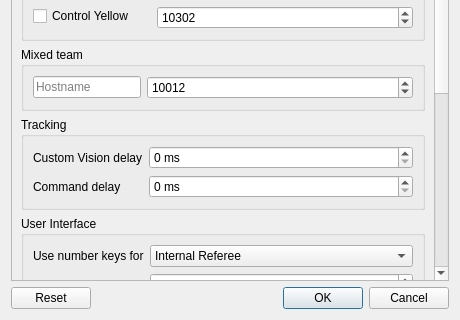
First picture: the form in src/ra/configdialog.ui, repository robotics-erlangen/framework, before the edit; both pictures show x 0 to 460 and y 324 to 644 of the 460 by 644 pixel window.
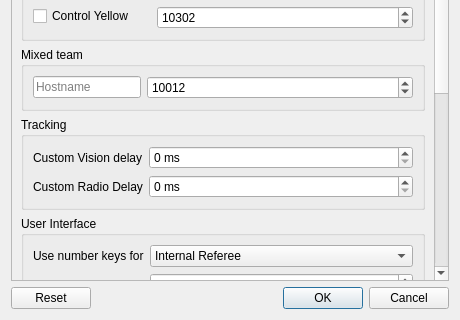
Second picture: the form after the edit. Custom widgets are drawn as their Qt base class.

Commit message:
amun: processor: Statically calculate radio command delay
The value set in the configuration widget is now interpreted as a custom
value to be added on top.

The default value for the custom factor is 34, since before, we used a
radio delay of 45ms during games on the Robolaptop, and the new static
values add up to roughly 11ms.

Patch:
```diff
--- a/src/ra/configdialog.ui
+++ b/src/ra/configdialog.ui
@@ -353,7 +353,7 @@
              <string>&lt;html&gt;&lt;head/&gt;&lt;body&gt;&lt;p&gt;Delay between a tracker predicting the world state for the strategy and a robot being able to act on that command (i.e. robot receives command and had time to match the desired accelerations).&lt;/p&gt;&lt;/body&gt;&lt;/html&gt;</string>
             </property>
             <property name="text">
-             <string>Command delay</string>
+             <string>Custom Radio Delay</string>
             </property>
            </widget>
           </item>
```
Left out of the diff: 6 changed lines with no effect on the pictures. The commit also changes 4 other files.
